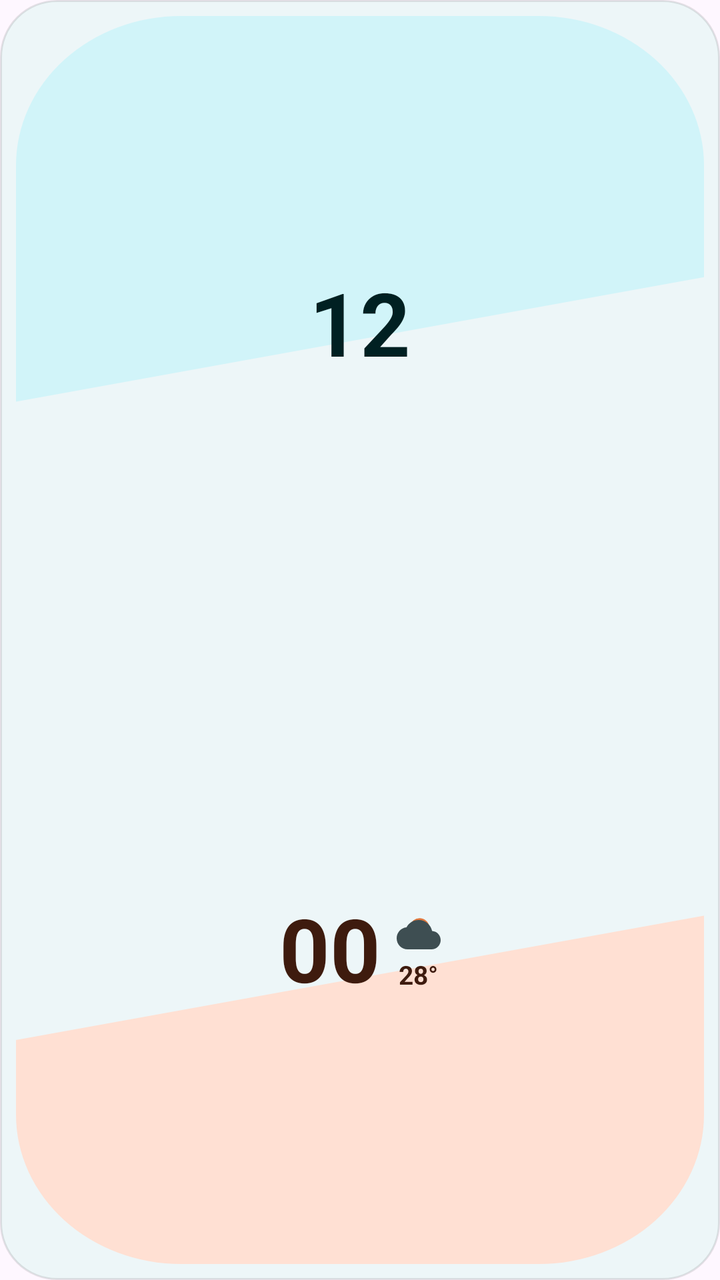
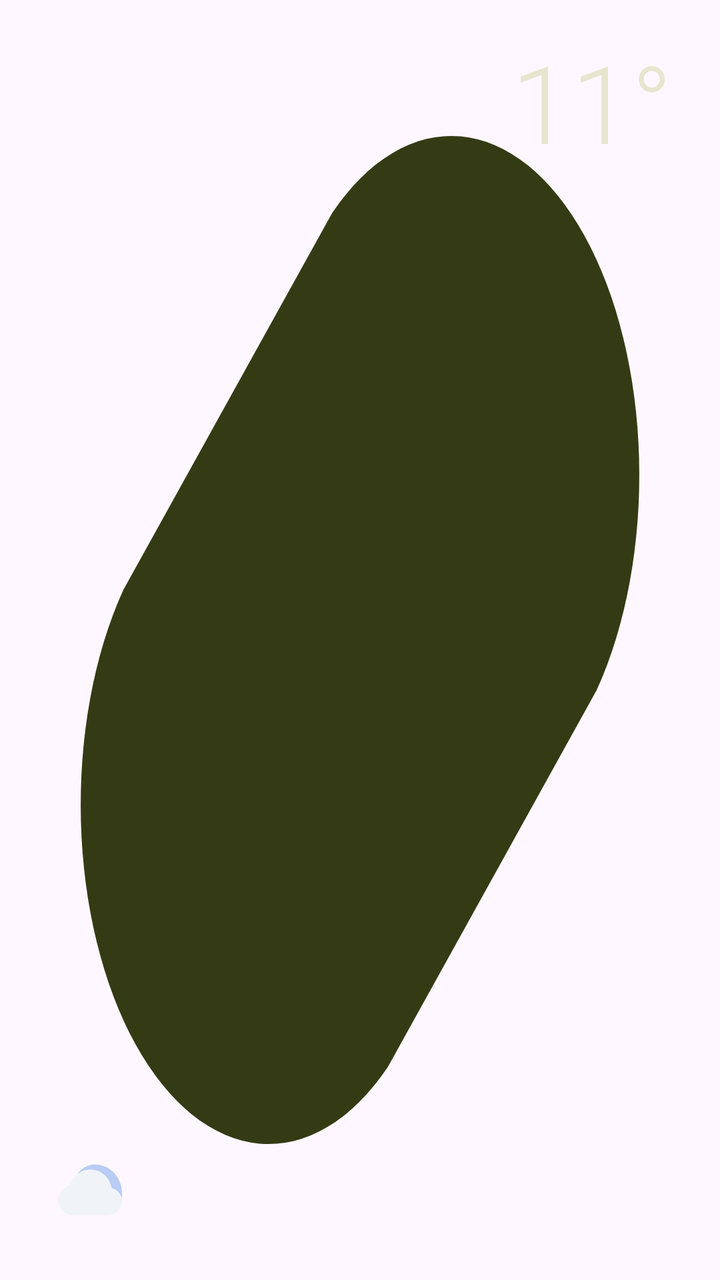

Screens rendered from an Android XML layout before and after an edit, with the pre-edit source and the edit as a unified diff.
<!-- AndroidManifest.xml: application theme Theme.MaterialThemes -->
<!-- res/layout/widget_diagonal_2x2.xml -->
<?xml version="1.0" encoding="utf-8"?>
<LinearLayout xmlns:android="http://schemas.android.com/apk/res/android"
    android:id="@+id/widget_diagonal_root"
    android:layout_width="match_parent"
    android:layout_height="match_parent"
    android:background="@drawable/shape_widget_container"
    android:orientation="vertical"
    android:padding="8dp">

    
    <FrameLayout
        android:layout_width="match_parent"
        android:layout_height="0dp"
        android:layout_weight="1"
        android:background="@drawable/shape_diagonal_top_card"
        android:padding="8dp">

        <TextClock
            android:id="@+id/clock_hour"
            android:layout_width="wrap_content"
            android:layout_height="wrap_content"
            android:layout_gravity="center"
            android:format12Hour="hh"
            android:format24Hour="HH"
            android:includeFontPadding="false"
            android:textColor="@color/widget_text_primary"
            android:textSize="44sp"
            android:textStyle="bold" />
    </FrameLayout>

    
    <FrameLayout
        android:layout_width="match_parent"
        android:layout_height="0dp"
        android:layout_weight="1"
        android:layout_marginTop="2dp"
        android:background="@drawable/shape_diagonal_bottom_card"
        android:padding="8dp">

        <LinearLayout
            android:layout_width="wrap_content"
            android:layout_height="wrap_content"
            android:layout_gravity="center"
            android:gravity="center_vertical"
            android:orientation="horizontal">

            <TextClock
                android:id="@+id/clock_minute"
                android:layout_width="wrap_content"
                android:layout_height="wrap_content"
                android:format12Hour="mm"
                android:format24Hour="mm"
                android:includeFontPadding="false"
                android:textColor="@color/widget_text_on_secondary"
                android:textSize="44sp"
                android:textStyle="bold" />

            <LinearLayout
                android:layout_width="wrap_content"
                android:layout_height="wrap_content"
                android:gravity="center_horizontal"
                android:orientation="vertical"
                android:paddingStart="8dp"
                android:paddingEnd="0dp">

                <ImageView
                    android:id="@+id/img_weather_mini"
                    android:layout_width="22dp"
                    android:layout_height="22dp"
                    android:contentDescription="@string/sample_weather_condition"
                    android:src="@drawable/ic_weather_partly_cloudy" />

                <TextView
                    android:id="@+id/tv_temp_mini"
                    android:layout_width="wrap_content"
                    android:layout_height="wrap_content"
                    android:text="@string/sample_temp_large"
                    android:textColor="@color/widget_text_on_secondary"
                    android:textSize="13sp"
                    android:textStyle="bold" />
            </LinearLayout>
        </LinearLayout>
    </FrameLayout>
</LinearLayout>
<!-- resources referenced by this layout -->
<resources>
  <color name="widget_text_on_secondary">#3E1B0E</color>
  <color name="widget_text_primary">#002022</color>
  <!-- drawable ic_weather_partly_cloudy (drawable) -->
  <vector xmlns:android="http://schemas.android.com/apk/res/android"
      android:width="24dp"
      android:height="24dp"
      android:viewportWidth="24"
      android:viewportHeight="24">
      
      <path
          android:fillColor="@color/widget_accent_sun"
          android:pathData="M12.5,3a5.5,5.5 0 0,0 -5.3,4.1A6,6 0 0,1 12,13a6,6 0 0,1 5.9,-5 5.5,5.5 0 0,0 -5.4,-5z" />
      
      <path
          android:fillColor="@color/widget_text_secondary"
          android:pathData="M19.35,10.04C18.67,6.59 15.64,4 12,4 9.11,4 6.6,5.64 5.35,8.04 2.34,8.36 0,10.91 0,14c0,3.31 2.69,6 6,6h13c2.76,0 5,-2.24 5,-5 0,-2.64 -2.05,-4.78 -4.65,-4.96z" />
  </vector>
  <!-- drawable shape_diagonal_bottom_card (drawable) -->
  <vector xmlns:android="http://schemas.android.com/apk/res/android"
      android:width="100dp"
      android:height="100dp"
      android:viewportWidth="100"
      android:viewportHeight="100">
      <path
          android:fillColor="@color/widget_bg_secondary"
          android:pathData="M 0,64 L 100,44 L 100,76 A 24,24 0 0,1 76,100 L 24,100 A 24,24 0 0,1 0,76 Z" />
  </vector>
  <!-- drawable shape_diagonal_top_card (drawable) -->
  <vector xmlns:android="http://schemas.android.com/apk/res/android"
      android:width="100dp"
      android:height="100dp"
      android:viewportWidth="100"
      android:viewportHeight="100">
      <path
          android:fillColor="@color/widget_bg_primary"
          android:pathData="M 24,0 L 76,0 A 24,24 0 0,1 100,24 L 100,42 L 0,62 L 0,24 A 24,24 0 0,1 24,0 Z" />
  </vector>
  <!-- drawable shape_widget_container (drawable) -->
  <shape xmlns:android="http://schemas.android.com/apk/res/android"
      android:shape="rectangle">
      <solid android:color="@color/widget_container_bg" />
      <corners android:radius="28dp" />
      <stroke
          android:width="1dp"
          android:color="@color/widget_border_subtle" />
  </shape>
  <string name="sample_temp_large">28°</string>
  <string name="sample_weather_condition">Partly Cloudy</string>
  <style name="Theme.MaterialThemes" parent="Base.Theme.MaterialThemes" />
  <color name="widget_accent_sun">#E0783E</color>
  <color name="widget_text_secondary">#3E4E52</color>
  <color name="widget_bg_secondary">#FFE0D3</color>
  <color name="widget_bg_primary">#D1F4F9</color>
  <color name="widget_container_bg">#EDF6F8</color>
  <color name="widget_border_subtle">#1A000000</color>
  <color name="md_theme_light_primary">#006874</color>
  <color name="md_theme_light_onPrimary">#FFFFFF</color>
  <color name="md_theme_light_primaryContainer">#9EEFFD</color>
  <color name="md_theme_light_onPrimaryContainer">#001F24</color>
  <color name="md_theme_light_secondary">#4A6267</color>
  <color name="md_theme_light_onSecondary">#FFFFFF</color>
  <color name="md_theme_light_secondaryContainer">#CDE7EC</color>
  <color name="md_theme_light_onSecondaryContainer">#051F23</color>
  <color name="md_theme_light_surface">#F8FDFF</color>
  <color name="md_theme_light_onSurface">#191C1D</color>
  <color name="md_theme_light_surfaceVariant">#DBE4E6</color>
  <color name="md_theme_light_onSurfaceVariant">#3F484A</color>
  <color name="md_theme_light_outline">#6F797A</color>
  <!-- unchanged entries left out for length: 1 -->
</resources>

<!-- the commit's change to res/layout/widget_diagonal_2x2.xml (unified diff, before → after) -->
@@ -1,84 +1,41 @@
 <?xml version="1.0" encoding="utf-8"?>
-<LinearLayout xmlns:android="http://schemas.android.com/apk/res/android"
+<FrameLayout xmlns:android="http://schemas.android.com/apk/res/android"
     android:id="@+id/widget_diagonal_root"
     android:layout_width="match_parent"
     android:layout_height="match_parent"
-    android:background="@drawable/shape_widget_container"
-    android:orientation="vertical"
-    android:padding="8dp">
+    android:background="@android:color/transparent"
+    android:padding="6dp">
 
     
     <FrameLayout
         android:layout_width="match_parent"
-        android:layout_height="0dp"
-        android:layout_weight="1"
-        android:background="@drawable/shape_diagonal_top_card"
-        android:padding="8dp">
+        android:layout_height="match_parent"
+        android:background="@drawable/shape_diagonal_tilted_pill">
 
-        <TextClock
-            android:id="@+id/clock_hour"
+        
+        <TextView
+            android:id="@+id/tv_temp"
             android:layout_width="wrap_content"
             android:layout_height="wrap_content"
-            android:layout_gravity="center"
-            android:format12Hour="hh"
-            android:format24Hour="HH"
+            android:layout_gravity="top|end"
+            android:layout_marginTop="16dp"
+            android:layout_marginEnd="18dp"
             android:includeFontPadding="false"
+            android:text="@string/sample_temp_11"
             android:textColor="@color/widget_text_primary"
-            android:textSize="44sp"
-            android:textStyle="bold" />
+            android:textSize="54sp"
+            android:fontFamily="sans-serif-light"
+            android:textStyle="normal" />
+
+        
+        <ImageView
+            android:id="@+id/img_weather"
+            android:layout_width="46dp"
+            android:layout_height="46dp"
+            android:layout_gravity="bottom|start"
+            android:layout_marginStart="18dp"
+            android:layout_marginBottom="16dp"
+            android:contentDescription="@string/sample_weather_condition"
+            android:src="@drawable/ic_weather_night_cloudy" />
     </FrameLayout>
-
-    
-    <FrameLayout
-        android:layout_width="match_parent"
-        android:layout_height="0dp"
-        android:layout_weight="1"
-        android:layout_marginTop="2dp"
-        android:background="@drawable/shape_diagonal_bottom_card"
-        android:padding="8dp">
-
-        <LinearLayout
-            android:layout_width="wrap_content"
-            android:layout_height="wrap_content"
-            android:layout_gravity="center"
-            android:gravity="center_vertical"
-            android:orientation="horizontal">
-
-            <TextClock
-                android:id="@+id/clock_minute"
-                android:layout_width="wrap_content"
-                android:layout_height="wrap_content"
-                android:format12Hour="mm"
-                android:format24Hour="mm"
-                android:includeFontPadding="false"
-                android:textColor="@color/widget_text_on_secondary"
-                android:textSize="44sp"
-                android:textStyle="bold" />
-
-            <LinearLayout
-                android:layout_width="wrap_content"
-                android:layout_height="wrap_content"
-                android:gravity="center_horizontal"
-                android:orientation="vertical"
-                android:paddingStart="8dp"
-                android:paddingEnd="0dp">
-
-                <ImageView
-                    android:id="@+id/img_weather_mini"
-                    android:layout_width="22dp"
-                    android:layout_height="22dp"
-                    android:contentDescription="@string/sample_weather_condition"
-                    android:src="@drawable/ic_weather_partly_cloudy" />
-
-                <TextView
-                    android:id="@+id/tv_temp_mini"
-                    android:layout_width="wrap_content"
-                    android:layout_height="wrap_content"
-                    android:text="@string/sample_temp_large"
-                    android:textColor="@color/widget_text_on_secondary"
-                    android:textSize="13sp"
-                    android:textStyle="bold" />
-            </LinearLayout>
-        </LinearLayout>
-    </FrameLayout>
-</LinearLayout>
+</FrameLayout>
<!-- resource entries referenced after the edit -->
@@ -1,60 +1,36 @@
 <!-- resources referenced by this layout -->
 <resources>
-  <color name="widget_text_on_secondary">#3E1B0E</color>
-  <color name="widget_text_primary">#002022</color>
-  <!-- drawable ic_weather_partly_cloudy (drawable) -->
+  <color name="widget_text_primary">#E7E5CE</color>
+  <!-- drawable ic_weather_night_cloudy (drawable) -->
   <vector xmlns:android="http://schemas.android.com/apk/res/android"
-      android:width="24dp"
-      android:height="24dp"
-      android:viewportWidth="24"
-      android:viewportHeight="24">
+      android:width="36dp"
+      android:height="36dp"
+      android:viewportWidth="36"
+      android:viewportHeight="36">
       
       <path
-          android:fillColor="@color/widget_accent_sun"
-          android:pathData="M12.5,3a5.5,5.5 0 0,0 -5.3,4.1A6,6 0 0,1 12,13a6,6 0 0,1 5.9,-5 5.5,5.5 0 0,0 -5.4,-5z" />
+          android:fillColor="#B8CCF4"
+          android:pathData="M 18.5,8 C 14.5,8 11.2,10.8 10.3,14.6 C 11.6,14.2 13,14 14.5,14 C 20.3,14 25,18.7 25,24.5 C 25,25.4 24.8,26.3 24.6,27.1 C 27.2,25.6 29,22.8 29,19.5 C 29,13.1 24.3,8 18.5,8 Z" />
       
       <path
-          android:fillColor="@color/widget_text_secondary"
-          android:pathData="M19.35,10.04C18.67,6.59 15.64,4 12,4 9.11,4 6.6,5.64 5.35,8.04 2.34,8.36 0,10.91 0,14c0,3.31 2.69,6 6,6h13c2.76,0 5,-2.24 5,-5 0,-2.64 -2.05,-4.78 -4.65,-4.96z" />
+          android:fillColor="#F0F4F8"
+          android:pathData="M 23,28 L 10,28 C 6.7,28 4,25.3 4,22 C 4,19.1 6,16.7 8.8,16.1 C 9.7,12.6 12.8,10 16.5,10 C 20.7,10 24.2,13.1 24.9,17.2 C 27.2,17.8 29,19.9 29,22.5 C 29,25.5 26.3,28 23,28 Z" />
   </vector>
-  <!-- drawable shape_diagonal_bottom_card (drawable) -->
+  <!-- drawable shape_diagonal_tilted_pill (drawable) -->
   <vector xmlns:android="http://schemas.android.com/apk/res/android"
-      android:width="100dp"
-      android:height="100dp"
+      android:width="120dp"
+      android:height="120dp"
       android:viewportWidth="100"
       android:viewportHeight="100">
-      <path
-          android:fillColor="@color/widget_bg_secondary"
-          android:pathData="M 0,64 L 100,44 L 100,76 A 24,24 0 0,1 76,100 L 24,100 A 24,24 0 0,1 0,76 Z" />
-  </vector>
-  <!-- drawable shape_diagonal_top_card (drawable) -->
-  <vector xmlns:android="http://schemas.android.com/apk/res/android"
-      android:width="100dp"
-      android:height="100dp"
-      android:viewportWidth="100"
-      android:viewportHeight="100">
+      
       <path
           android:fillColor="@color/widget_bg_primary"
-          android:pathData="M 24,0 L 76,0 A 24,24 0 0,1 100,24 L 100,42 L 0,62 L 0,24 A 24,24 0 0,1 24,0 Z" />
+          android:pathData="M 46,16 L 16,46 A 27,27 0 0,0 54,84 L 84,54 A 27,27 0 0,0 46,16 Z" />
   </vector>
-  <!-- drawable shape_widget_container (drawable) -->
-  <shape xmlns:android="http://schemas.android.com/apk/res/android"
-      android:shape="rectangle">
-      <solid android:color="@color/widget_container_bg" />
-      <corners android:radius="28dp" />
-      <stroke
-          android:width="1dp"
-          android:color="@color/widget_border_subtle" />
-  </shape>
-  <string name="sample_temp_large">28°</string>
+  <string name="sample_temp_11">11°</string>
   <string name="sample_weather_condition">Partly Cloudy</string>
   <style name="Theme.MaterialThemes" parent="Base.Theme.MaterialThemes" />
-  <color name="widget_accent_sun">#E0783E</color>
-  <color name="widget_text_secondary">#3E4E52</color>
-  <color name="widget_bg_secondary">#FFE0D3</color>
-  <color name="widget_bg_primary">#D1F4F9</color>
-  <color name="widget_container_bg">#EDF6F8</color>
-  <color name="widget_border_subtle">#1A000000</color>
+  <color name="widget_bg_primary">#343B14</color>
   <color name="md_theme_light_primary">#006874</color>
   <color name="md_theme_light_onPrimary">#FFFFFF</color>
   <color name="md_theme_light_primaryContainer">#9EEFFD</color>
